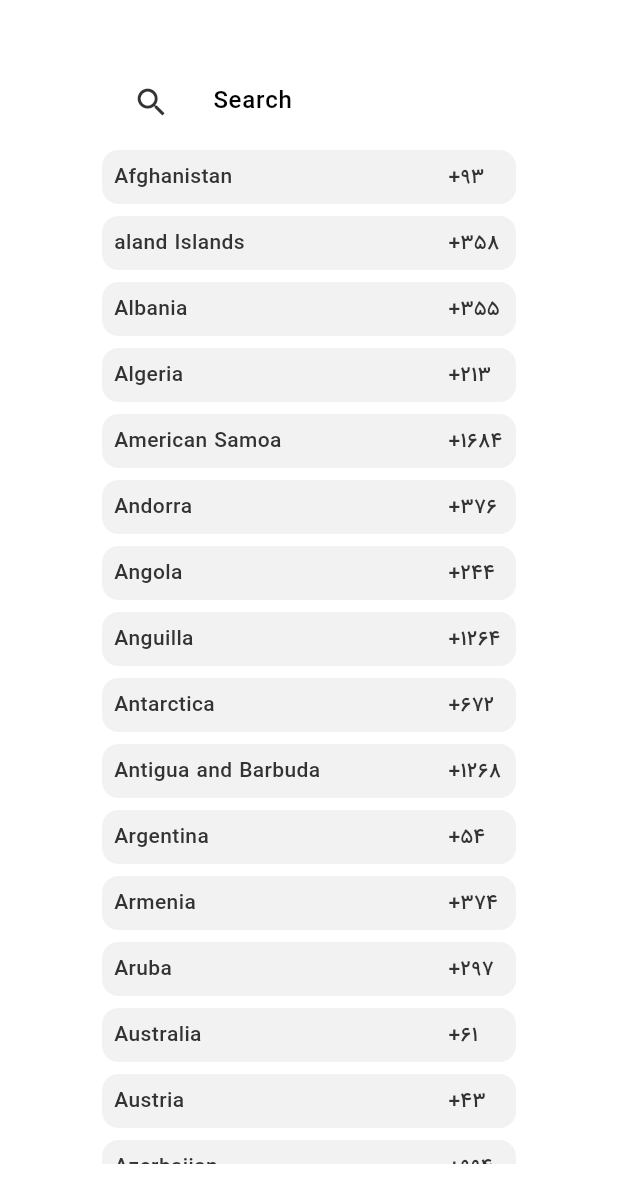
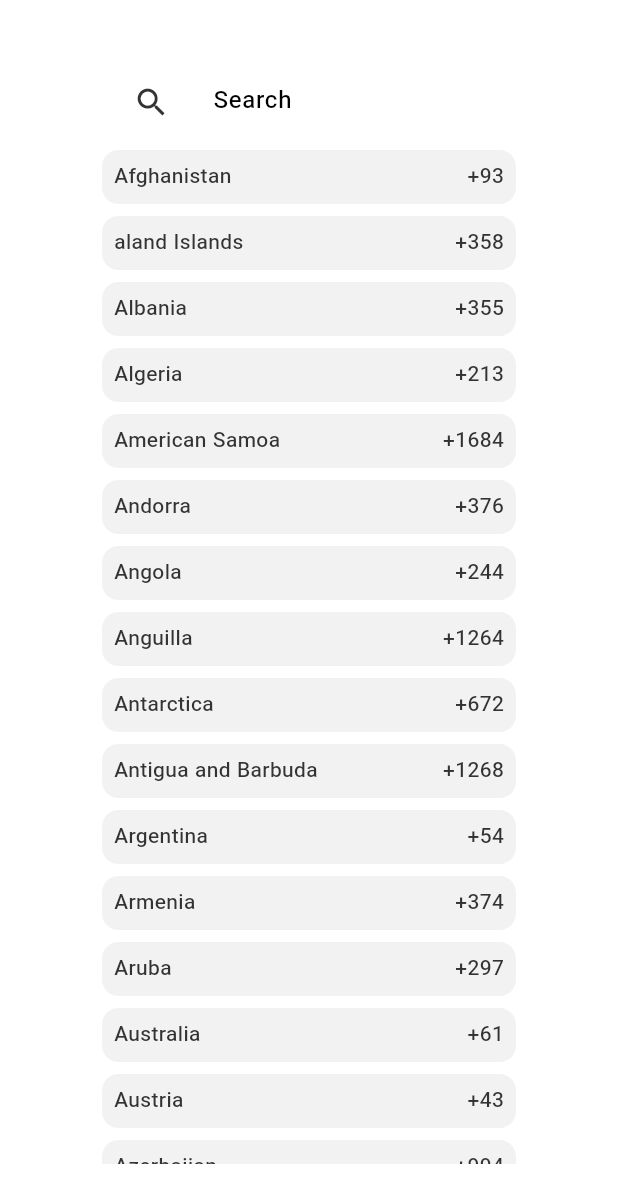
Before and after one commit to mbfakourii/full_picker, a Flutter app: the CountryCodeDialog widget shown alone on an empty page, opened directly, on a phone screen of 412 x 824 dp. Shown: the top 1203 px of the screen. Run offline on Flutter 3.47's test engine with Material 2 defaults, Android fonts, the phone set to English and light mode, and no system bars; our stand-ins replace adaptive_theme, cached_network_image, emoji_picker_flutter, flutter_bloc, fluttertoast, grouped_list and 5 more; missing offline and left inert: any_link_preview, dart:html, persian_datetime_picker, video_compress; accounts and stored records are empty.

Commit message:
add new font

```diff
--- a/lib/dialogs/country_code_dialog.dart
+++ b/lib/dialogs/country_code_dialog.dart
@@ -2,7 +2,6 @@ import 'package:ahille/widgets/searchbar.dart';
 import 'package:flutter/material.dart';
 import 'package:responsive_sizer/responsive_sizer.dart';
 
-import '../generated/l10n.dart';
 import '../utils/countrie_codes.dart';
 
 class CountryCodeDialog extends StatelessWidget {
@@ -38,8 +37,12 @@ class CountryCodeDialog extends StatelessWidget {
                               padding: const EdgeInsets.all(8.0),
                               child: Row(
                                 children: [
-                                  Expanded(flex: 6, child: Text(countries[index].name)),
-                                  Expanded(flex: 1, child: Text(countries[index].dialCode)),
+                                  Expanded(flex: 8, child: Text(countries[index].name)),
+                                  Expanded(
+                                      flex: 2,
+                                      child: Align(
+                                          alignment: AlignmentDirectional.topEnd,
+                                          child: Text(countries[index].dialCode, maxLines: 1))),
                                 ],
                               ),
                             ),
--- a/lib/l10n/intl_fa.arb
+++ b/lib/l10n/intl_fa.arb
@@ -66,7 +66,7 @@
   "congo_the_democratic_republic_of_the_congo": "کنگو، جمهوری دموکراتیک کنگو",
   "cook_islands": "جزایر کوک",
   "costa_rica": "کاستاریکا",
-  "côte_d_ivoire": "ساحل عاج",
+  "cote_d_ivoire": "ساحل عاج",
   "croatia": "کرواسی",
   "cuba": "کوبا",
   "cyprus": "قبرس",
--- a/pubspec.yaml
+++ b/pubspec.yaml
@@ -63,7 +63,7 @@ flutter:
   fonts:
     - family: IRANSans
       fonts:
-        - asset: fonts/iran_sans_num_medium.ttf
+        - asset: fonts/iran_sansx_medium.ttf
 
 flutter_icons:
   image_path: "assets/images/logo.png"
```
Also changed, not shown: fonts/iran_sans_num_medium.ttf (deleted), fonts/iran_sansx_medium.ttf (added), lib/generated/intl/messages_fa.dart.
